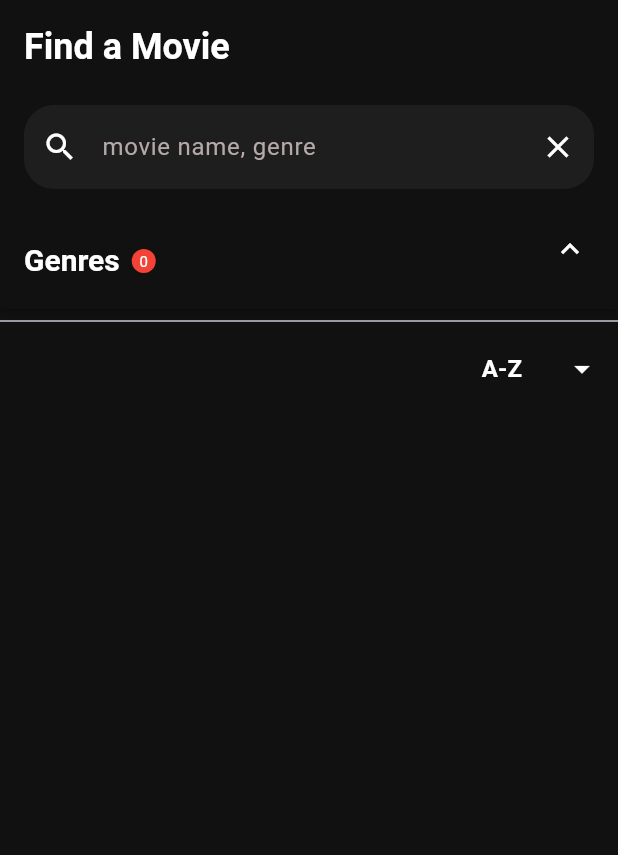
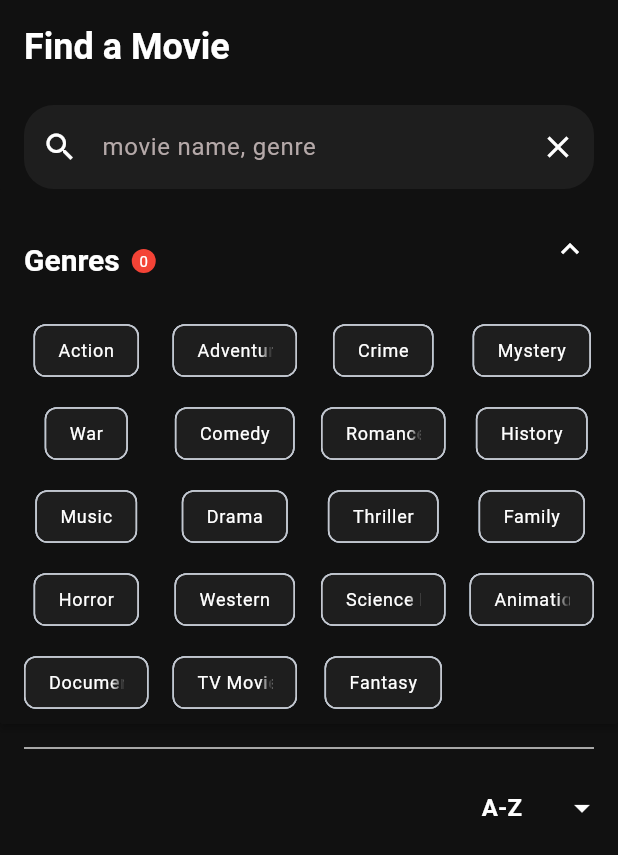
Before and after one commit to markodj101/Framed-V2, a Flutter app: the GenreScreen widget shown alone on an empty page, opened directly, after a tap on the "expand more" icon, on a phone screen of 412 x 824 dp. Shown: the top 855 px of the screen. Run offline on Flutter 3.47's test engine with Material 3 defaults, Android fonts, the light colour scheme and no system bars; our stand-ins replace auto_size_text, cached_network_image, card_swiper, flutter_riverpod, google_fonts, riverpod_annotation and 1 more; generated files the repository leaves out were written again; network calls fail.

Commit message:
Finished with the Genre screen for now.

```diff
--- /dev/null
+++ b/lib/sliver_divider.dart
@@ -0,0 +1,16 @@
+import 'package:flutter/material.dart';
+import 'ui/theme/theme.dart';
+
+class SliverDivider extends StatelessWidget {
+  const SliverDivider({super.key});
+
+  @override
+  Widget build(BuildContext context) {
+    return const SliverPadding(
+      padding: EdgeInsets.only(left: 16, top: 8, bottom: 8, right: 16),
+      sliver: SliverToBoxAdapter(
+        child: Divider(color: primaryButton, thickness: 1.0),
+      ),
+    );
+  }
+}
--- a/lib/ui/home/horiz_movies.dart
+++ b/lib/ui/home/horiz_movies.dart
@@ -11,6 +11,7 @@ class HorizontalMovies extends StatelessWidget {
     return SizedBox(
       height: 142,
       child: ListView.builder(
+        shrinkWrap: true,
         scrollDirection: Axis.horizontal,
         itemCount: movies.length,
         itemBuilder: (context, index) {
--- a/lib/ui/screens/geners/genre_screen.dart
+++ b/lib/ui/screens/geners/genre_screen.dart
@@ -1,9 +1,12 @@
 import 'package:flutter/material.dart';
 import 'package:flutter_riverpod/flutter_riverpod.dart';
+import 'package:framed_v2/sliver_divider.dart';
+// I'm assuming these imports based on your previous code
 import 'package:framed_v2/ui/screens/geners/genre_search_row.dart';
 import 'package:framed_v2/ui/screens/geners/genre_section.dart';
 import 'package:framed_v2/ui/screens/geners/sort_picker.dart';
 import 'package:framed_v2/ui/theme/theme.dart';
+import 'package:framed_v2/vert_movie_list.dart';
 
 class GenreScreen extends ConsumerStatefulWidget {
   const GenreScreen({super.key});
@@ -25,24 +28,52 @@ class _GenreScreenState extends ConsumerState<GenreScreen> {
           mainAxisAlignment: MainAxisAlignment.start,
           crossAxisAlignment: CrossAxisAlignment.start,
           children: [
-            Row(
-              mainAxisSize: MainAxisSize.max,
-              children: [
+            Expanded(
+              child: CustomScrollView(
+                slivers: [
+                  SliverList(
+                    delegate: SliverChildListDelegate([
                       Padding(
-                  padding: const EdgeInsets.fromLTRB(16.0, 16.0, 0.0, 24.0),
+                        padding: const EdgeInsets.fromLTRB(16, 16, 0, 24),
                         child: Text(
                           "Find a Movie",
                           style: Theme.of(context).textTheme.titleLarge,
                         ),
                       ),
-              ],
+                      GenreSearchRow((searchString) {
+                        // Implement search functionality here
+                        print('Searching for: $searchString');
+                      }),
+                    ]),
                   ),
-            GenreSearchRow((searchString) {}),
                   ValueListenableBuilder<bool>(
                     valueListenable: expandedNotifier,
                     builder: (BuildContext context, bool value, Widget? child) {
                       return GenreSection(
-                  genreStates: [],
+                        genreStates: [
+                          GenreState(genre: 'Action', isSelected: false),
+                          GenreState(genre: 'Adventure', isSelected: false),
+                          GenreState(genre: 'Crime', isSelected: false),
+                          GenreState(genre: 'Mystery', isSelected: false),
+                          GenreState(genre: 'War', isSelected: false),
+                          GenreState(genre: 'Comedy', isSelected: false),
+                          GenreState(genre: 'Romance', isSelected: false),
+                          GenreState(genre: 'History', isSelected: false),
+                          GenreState(genre: 'Music', isSelected: false),
+                          GenreState(genre: 'Drama', isSelected: false),
+                          GenreState(genre: 'Thriller', isSelected: false),
+                          GenreState(genre: 'Family', isSelected: false),
+                          GenreState(genre: 'Horror', isSelected: false),
+                          GenreState(genre: 'Western', isSelected: false),
+                          GenreState(
+                            genre: 'Science Fiction',
+                            isSelected: false,
+                          ),
+                          GenreState(genre: 'Animation', isSelected: false),
+                          GenreState(genre: 'Documentation', isSelected: false),
+                          GenreState(genre: 'TV Movie', isSelected: false),
+                          GenreState(genre: 'Fantasy', isSelected: false),
+                        ],
                         isExpanded: value,
                         onGenresExpanded: (expanded) {
                           expandedNotifier.value = expanded;
@@ -53,11 +84,16 @@ class _GenreScreenState extends ConsumerState<GenreScreen> {
                       );
                     },
                   ),
-            const Divider(),
+                  const SliverDivider(),
                   SortPicker(
+                    useSliver: true,
                     onSortSelected: (sorting) {
                       // Handle sort selection here
                     },
+                  ),
+                  VerticalMovieList(movies: [], onMovieTap: (movieId) {}),
+                ],
+              ),
             ),
           ],
         ),
--- a/lib/ui/screens/geners/genre_section.dart
+++ b/lib/ui/screens/geners/genre_section.dart
@@ -1,6 +1,6 @@
 import 'package:auto_size_text/auto_size_text.dart';
+import 'package:collection/collection.dart';
 import 'package:flutter/material.dart';
-import 'package:collection/collection.dart';
 import 'package:flutter_riverpod/flutter_riverpod.dart';
 import 'package:framed_v2/ui/theme/theme.dart';
 
@@ -35,7 +35,10 @@ class _GenreSectionState extends ConsumerState<GenreSection> {
   @override
   Widget build(BuildContext context) {
     final genreChips = getGenreChips();
-    return ExpansionPanelList(
+
+    return SliverList(
+      delegate: SliverChildListDelegate([
+        ExpansionPanelList(
           expandIconColor: Colors.white,
           expansionCallback: (int index, bool expanded) {
             setState(() {
@@ -77,13 +80,25 @@ class _GenreSectionState extends ConsumerState<GenreSection> {
               },
               body: Padding(
                 padding: const EdgeInsets.only(left: 16.0, right: 16.0),
-            child: Row(
-              mainAxisAlignment: MainAxisAlignment.spaceBetween,
-              children: genreChips,
+                child: GridView.builder(
+                  shrinkWrap: true,
+                  itemCount: genreChips.length,
+
+                  gridDelegate: SliverGridDelegateWithMaxCrossAxisExtent(
+                    maxCrossAxisExtent: 100,
+                    crossAxisSpacing: 16,
+                    childAspectRatio: 1.5,
+                    mainAxisSpacing: 0,
+                  ),
+                  itemBuilder: (BuildContext context, int index) {
+                    return genreChips[index];
+                  },
                 ),
               ),
             ),
           ],
+        ),
+      ]),
     );
   }
 
@@ -93,10 +108,11 @@ class _GenreSectionState extends ConsumerState<GenreSection> {
       return FilterChip(
         backgroundColor: searchBarBackground,
         selectedColor: buttonGrey,
-        label: AutoSizeText(
+        label: Text(
           genreState.genre,
           style: Theme.of(context).textTheme.labelSmall,
         ),
+        selected: widget.genreStates[index].isSelected,
         onSelected: (selected) {
           setState(() {
             widget.genreStates[index] = GenreState(
--- a/lib/ui/screens/geners/sort_picker.dart
+++ b/lib/ui/screens/geners/sort_picker.dart
@@ -7,8 +7,13 @@ import 'package:rxdart/utils.dart';
 typedef OnSortSelected = void Function(Sorting);
 
 class SortPicker extends ConsumerStatefulWidget {
+  final bool useSliver;
   final OnSortSelected onSortSelected;
-  const SortPicker({required this.onSortSelected, super.key});
+  const SortPicker({
+    required this.useSliver,
+    required this.onSortSelected,
+    super.key,
+  });
 
   @override
   ConsumerState<SortPicker> createState() => _SortPickerState();
@@ -19,6 +24,14 @@ class _SortPickerState extends ConsumerState<SortPicker> {
 
   @override
   Widget build(BuildContext context) {
+    if (widget.useSliver) {
+      return SliverToBoxAdapter(child: buildRow());
+    } else {
+      return buildRow();
+    }
+  }
+
+  Widget buildRow() {
     return Row(
       children: [
         const Spacer(),
--- /dev/null
+++ b/lib/vert_movie_list.dart
@@ -0,0 +1,28 @@
+import 'package:flutter/material.dart';
+import 'package:framed_v2/utils/utils.dart';
+import 'package:framed_v2/ui/home/home_screen_image.dart';
+import 'package:framed_v2/movie_row.dart';
+
+typedef OnMovieTap = void Function(int movieId);
+
+class VerticalMovieList extends StatelessWidget {
+  final List<String> movies;
+  final OnMovieTap onMovieTap;
+  const VerticalMovieList({
+    super.key,
+    required this.movies,
+    required this.onMovieTap,
+  });
+
+  @override
+  Widget build(BuildContext context) {
+    return SliverList(
+      delegate: SliverChildBuilderDelegate(childCount: movies.length, (
+        BuildContext context,
+        int index,
+      ) {
+        return MovieRow(movie: movies[index]);
+      }),
+    );
+  }
+}
--- a/pubspec.yaml
+++ b/pubspec.yaml
@@ -42,6 +42,7 @@ dependencies:
   riverpod_annotation: ^2.3.5
   auto_size_text: ^3.0.0
   collection:
+  pod_player:
 
 dev_dependencies:
   flutter_test:
```
Also changed, not shown: lib/movie_row.dart (added, +64 -0 lines), pubspec.lock, 1 other file. Lines whose indentation alone changed are shown as unchanged.
